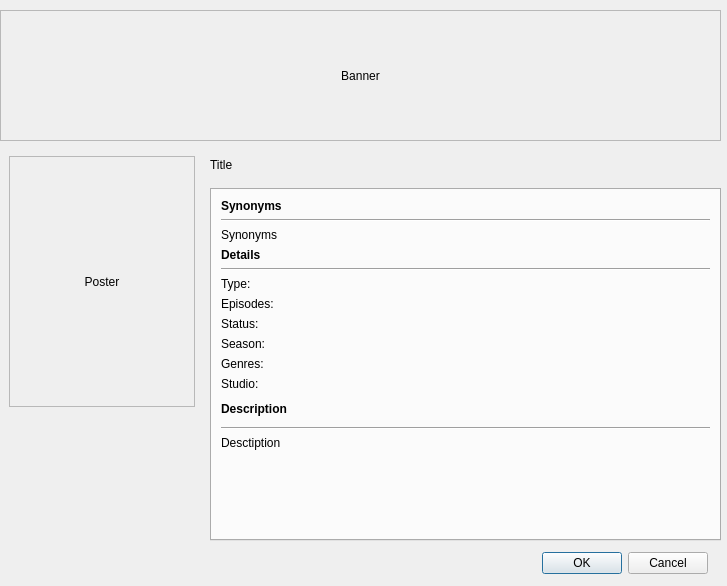
The window that ui/title_details.ui (RealMihp/nekodesk) describes before a commit, drawn with Qt 5.
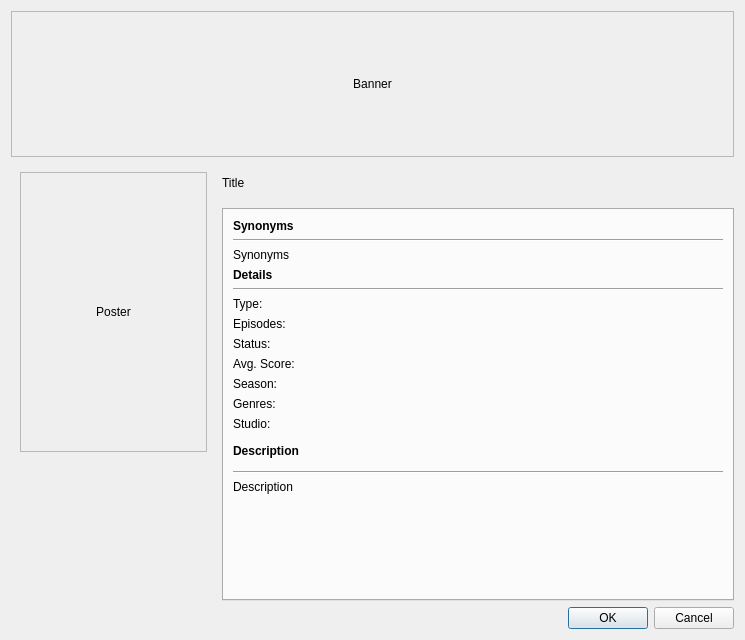
The same window after the commit.

Commit message: feat: title details placeholder display + show title details + renamed objects in title details

Diff of the .ui file:
```diff
--- a/ui/title_details.ui
+++ b/ui/title_details.ui
@@ -6,38 +6,18 @@
    <rect>
     <x>0</x>
     <y>0</y>
-    <width>727</width>
-    <height>586</height>
+    <width>745</width>
+    <height>640</height>
    </rect>
   </property>
   <property name="windowTitle">
    <string>Form</string>
   </property>
-  <widget class="QDialogButtonBox" name="buttonBox">
-   <property name="geometry">
-    <rect>
-     <x>540</x>
-     <y>550</y>
-     <width>168</width>
-     <height>26</height>
-    </rect>
-   </property>
-   <property name="standardButtons">
-    <set>QDialogButtonBox::StandardButton::Cancel|QDialogButtonBox::StandardButton::Ok</set>
-   </property>
-  </widget>
-  <widget class="QWidget" name="">
-   <property name="geometry">
-    <rect>
-     <x>0</x>
-     <y>10</y>
-     <width>721</width>
-     <height>531</height>
-    </rect>
-   </property>
-   <layout class="QVBoxLayout" name="verticalLayout_7" stretch="2,6">
+  <layout class="QVBoxLayout" name="verticalLayout_8">
     <item>
-     <widget class="QLabel" name="label_14">
+    <layout class="QVBoxLayout" name="main_verticalLayout" stretch="2,6">
+     <item>
+      <widget class="QLabel" name="banner_label">
       <property name="frameShape">
        <enum>QFrame::Shape::StyledPanel</enum>
       </property>
@@ -50,7 +30,7 @@
      </widget>
     </item>
     <item>
-     <layout class="QHBoxLayout" name="horizontalLayout" stretch="2,5">
+      <layout class="QHBoxLayout" name="info_horizontalLayout" stretch="2,5">
       <item>
        <widget class="QFrame" name="frame">
         <property name="frameShape">
@@ -188,7 +168,14 @@
                </widget>
               </item>
               <item>
-               <widget class="QLabel" name="label_9">
+                <widget class="QLabel" name="score_label">
+                 <property name="text">
+                  <string>Avg. Score:</string>
+                 </property>
+                </widget>
+               </item>
+               <item>
+                <widget class="QLabel" name="season_label">
                 <property name="text">
                  <string>Season: </string>
                 </property>
@@ -234,7 +221,7 @@
               <item>
                <widget class="QLabel" name="label_13">
                 <property name="text">
-                 <string>Desctiption</string>
+                  <string>Description</string>
                 </property>
                 <property name="alignment">
                  <set>Qt::AlignmentFlag::AlignLeading|Qt::AlignmentFlag::AlignLeft|Qt::AlignmentFlag::AlignTop</set>
@@ -252,7 +239,15 @@
      </layout>
     </item>
    </layout>
-  </widget>
+   </item>
+   <item>
+    <widget class="QDialogButtonBox" name="buttonBox">
+     <property name="standardButtons">
+      <set>QDialogButtonBox::StandardButton::Cancel|QDialogButtonBox::StandardButton::Ok</set>
+     </property>
+    </widget>
+   </item>
+  </layout>
  </widget>
  <resources/>
  <connections/>
```
Left out of the diff: 50 changed lines with no effect on the pictures. Lines whose indentation alone changed are shown as unchanged. The commit also changes 3 other files.
